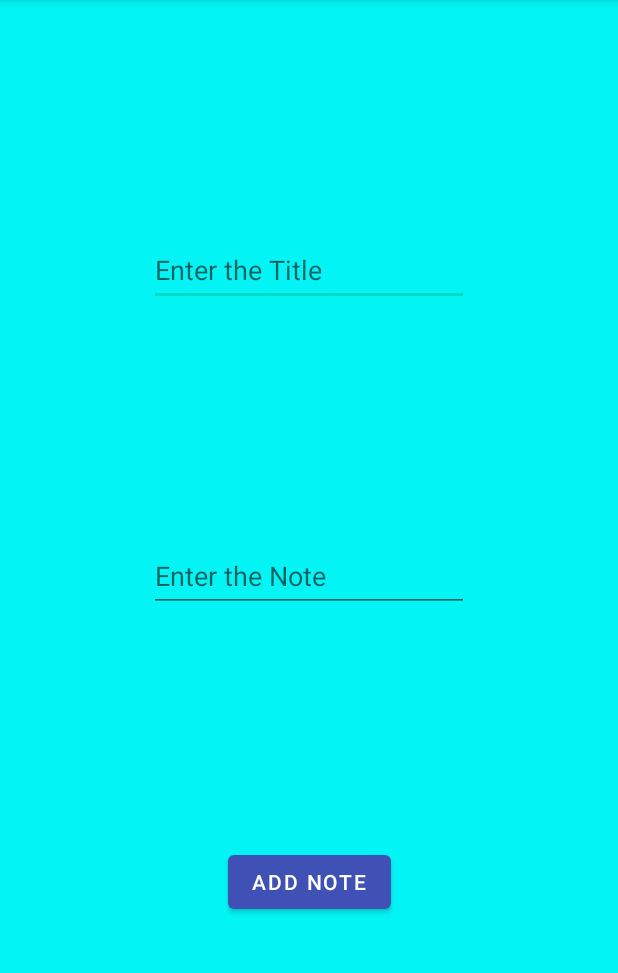
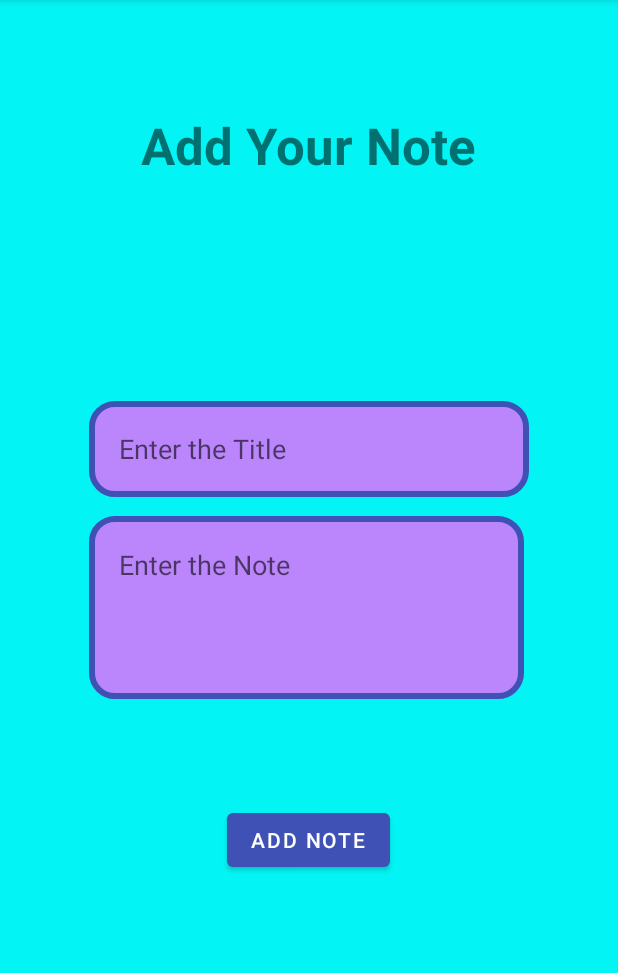
Before and after one commit to BhaskarAcharjee/My-note-Application, an Android app: the DataInsertActivity screen opened directly, with no data from a screen before it, on a phone screen of 412 x 824 dp, the part 84-1057 px from its top. Run offline under Robolectric (Android 15) with nearby library versions, the phone set to English and light mode, and no system bars.

Commit message:
Material theme updated

```diff
--- a/app/src/main/java/com/bhaskar/mynote/DataInsertActivity.java
+++ b/app/src/main/java/com/bhaskar/mynote/DataInsertActivity.java
@@ -17,7 +17,6 @@ ActivityDataInsertBinding binding;
         binding = ActivityDataInsertBinding.inflate(getLayoutInflater());
         setContentView(binding.getRoot());
 
-        String type=getIntent().getStringExtra("type");
 
         binding.add.setOnClickListener(new View.OnClickListener() {
             @Override
--- /dev/null
+++ b/app/src/main/res/drawable/shape.xml
@@ -0,0 +1,21 @@
+<?xml version="1.0" encoding="utf-8"?>
+
+<shape xmlns:android="http://schemas.android.com/apk/res/android"
+    android:shape="rectangle">
+
+    <stroke
+        android:width="4dp"
+        android:color="#3F51B5" >
+    </stroke>
+
+    <solid
+        android:color="@color/purple_200"/>
+    <corners
+        android:radius="15dp"/>
+
+<!--    <padding-->
+<!--        android:top="10dp"-->
+<!--        android:bottom="10dp"-->
+<!--        android:left="20dp"-->
+<!--        android:right="20dp"/>-->
+</shape>
--- a/app/src/main/res/layout/activity_data_insert.xml
+++ b/app/src/main/res/layout/activity_data_insert.xml
@@ -9,39 +9,64 @@
 
     <EditText
         android:id="@+id/title"
-        android:layout_width="wrap_content"
-        android:layout_height="wrap_content"
+        android:layout_width="293dp"
+        android:layout_height="64dp"
+        android:layout_marginTop="148dp"
+        android:background="@drawable/shape"
         android:ems="10"
         android:hint="Enter the Title"
         android:inputType="textPersonName"
         android:minHeight="48dp"
-        app:layout_constraintBottom_toTopOf="@+id/disp"
-        app:layout_constraintEnd_toEndOf="parent"
-        app:layout_constraintHorizontal_bias="0.5"
-        app:layout_constraintStart_toStartOf="parent"
-        app:layout_constraintTop_toTopOf="parent" />
-
-    <EditText
-        android:id="@+id/disp"
-        android:layout_width="wrap_content"
-        android:layout_height="wrap_content"
-        android:ems="10"
-        android:hint="Enter the Note"
-        android:inputType="textPersonName"
-        android:minHeight="48dp"
-        app:layout_constraintBottom_toTopOf="@+id/add"
-        app:layout_constraintEnd_toEndOf="@+id/title"
-        app:layout_constraintHorizontal_bias="0.5"
-        app:layout_constraintStart_toStartOf="@+id/title"
-        app:layout_constraintTop_toBottomOf="@+id/title" />
+        android:paddingLeft="20dp"
+        android:paddingTop="20dp"
+        android:paddingRight="20dp"
+        android:paddingBottom="20dp"
+        app:layout_constraintEnd_toEndOf="@+id/textView"
+        app:layout_constraintStart_toStartOf="@+id/textView"
+        app:layout_constraintTop_toBottomOf="@+id/textView" />
 
     <Button
         android:id="@+id/add"
         android:layout_width="wrap_content"
         android:layout_height="wrap_content"
+        android:layout_marginBottom="184dp"
         android:text="Add Note"
         app:layout_constraintBottom_toBottomOf="parent"
         app:layout_constraintEnd_toEndOf="@+id/disp"
-        app:layout_constraintStart_toStartOf="@+id/disp"
-        app:layout_constraintTop_toBottomOf="@+id/disp" />
+        app:layout_constraintHorizontal_bias="0.508"
+        app:layout_constraintStart_toStartOf="@+id/disp" />
+
+    <EditText
+        android:id="@+id/disp"
+        android:layout_width="290dp"
+        android:layout_height="122dp"
+        android:background="@drawable/shape"
+        android:ems="10"
+        android:gravity="start|top"
+        android:hint="Enter the Note"
+        android:inputType="textMultiLine"
+        android:paddingLeft="20dp"
+        android:paddingTop="20dp"
+        android:paddingRight="20dp"
+        android:paddingBottom="20dp"
+        app:layout_constraintBottom_toTopOf="@+id/add"
+        app:layout_constraintEnd_toEndOf="@+id/title"
+        app:layout_constraintHorizontal_bias="0.0"
+        app:layout_constraintStart_toStartOf="@+id/title"
+        app:layout_constraintTop_toBottomOf="@+id/title"
+        app:layout_constraintVertical_bias="0.15" />
+
+    <TextView
+        android:id="@+id/textView"
+        android:layout_width="wrap_content"
+        android:layout_height="wrap_content"
+        android:layout_marginTop="74dp"
+        android:text="Add Your Note"
+        android:textSize="34sp"
+        android:textStyle="bold"
+        app:layout_constraintBottom_toTopOf="@+id/title"
+        app:layout_constraintEnd_toEndOf="parent"
+        app:layout_constraintStart_toStartOf="parent"
+        app:layout_constraintTop_toTopOf="parent" />
+
 </androidx.constraintlayout.widget.ConstraintLayout>
--- a/app/src/main/res/layout/activity_sp.xml
+++ b/app/src/main/res/layout/activity_sp.xml
@@ -11,7 +11,7 @@
         android:layout_width="wrap_content"
         android:layout_height="wrap_content"
         android:text="My Note App"
-        android:textColor="@color/black"
+        android:textColor="@color/white"
         android:textSize="34sp"
         android:textStyle="bold|italic"
         app:layout_constraintBottom_toBottomOf="parent"
```
Also changed, not shown: app/src/main/res/layout/activity_main.xml (+3 -8 lines), app/src/main/res/layout/each_rv.xml (+18 -4 lines).
